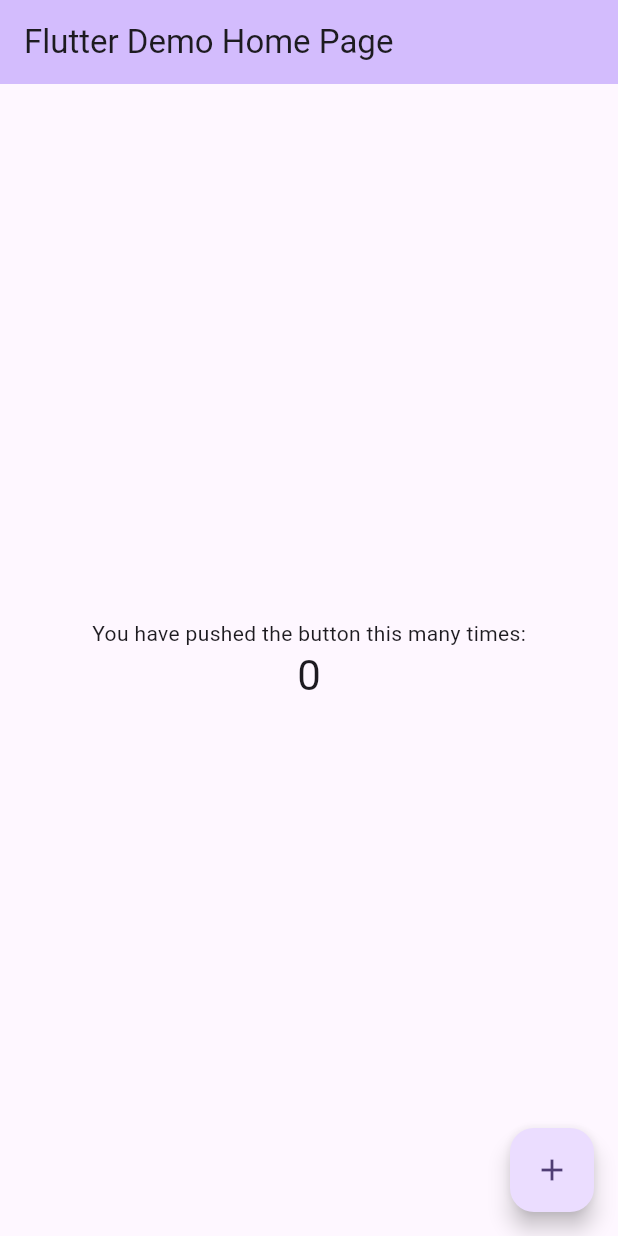
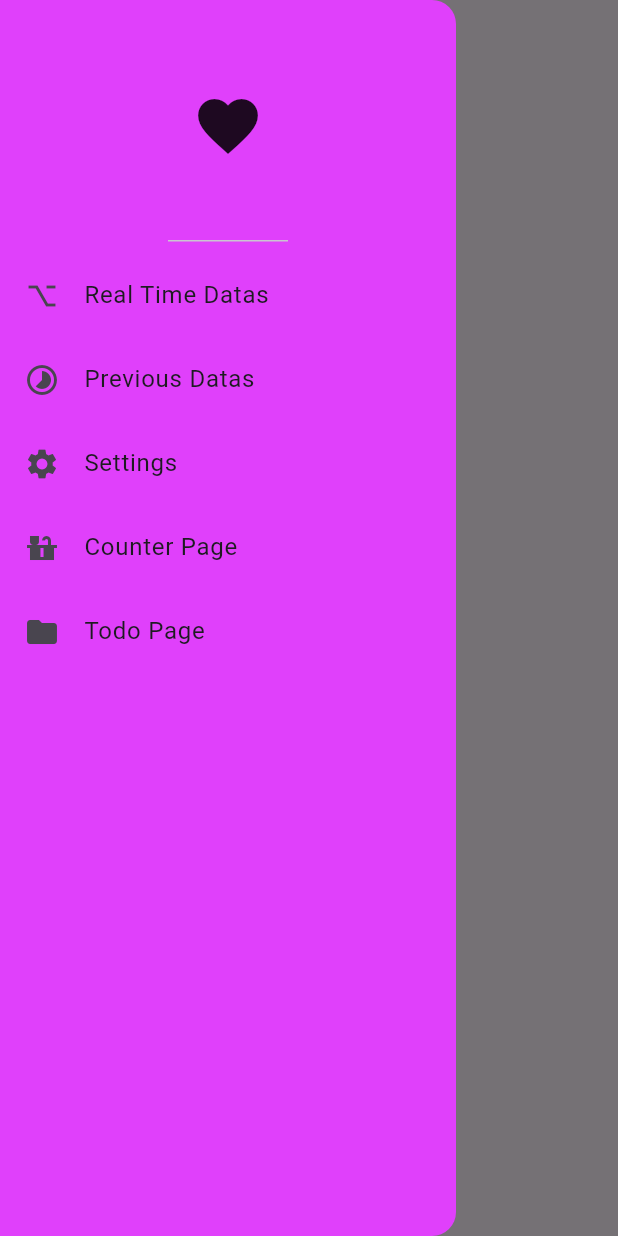
Before and after one commit to EnesMalik02/esp8266_flutter_ui_connection, a Flutter app: the screen it shows after launch, with the side drawer open (before the commit the screen has no drawer), on a phone screen of 412 x 824 dp. Run offline on Flutter 3.47's test engine with Material 3 defaults, Android fonts, the phone set to English and light mode, and no system bars.

Commit message:
what i learned today

```diff
--- a/lib/main.dart
+++ b/lib/main.dart
@@ -1,125 +1,133 @@
+// ignore_for_file: prefer_const_constructors, prefer_const_literals_to_create_immutables, must_be_immutable
+
 import 'package:flutter/material.dart';
+import 'package:teknofest/pages/counter_page.dart';
+import 'package:teknofest/pages/first_page.dart';
+import 'package:teknofest/pages/real_time_data_page.dart';
+import 'package:teknofest/pages/settings_page.dart';
+import 'package:teknofest/pages/todo_page.dart';
+
+
 
 void main() {
-  runApp(const MyApp());
+  runApp(MyApp());
 }
 
 class MyApp extends StatelessWidget {
-  const MyApp({super.key});
+   MyApp({super.key});
 
-  // This widget is the root of your application.
+  List actions = ["Current Datas", "Previous Datas","Other"];
+
   @override
   Widget build(BuildContext context) {
     return MaterialApp(
-      title: 'OmerTest Branch',
-      theme: ThemeData(
-        // This is the theme of your application.
-        //
-        // TRY THIS: Try running your application with "flutter run". You'll see
-        // the application has a purple toolbar. Then, without quitting the app,
-        // try changing the seedColor in the colorScheme below to Colors.green
-        // and then invoke "hot reload" (save your changes or press the "hot
-        // reload" button in a Flutter-supported IDE, or press "r" if you used
-        // the command line to start the app).
-        //
-        // Notice that the counter didn't reset back to zero; the application
-        // state is not lost during the reload. To reset the state, use hot
-        // restart instead.
-        //
-        // This works for code too, not just values: Most code changes can be
-        // tested with just a hot reload.
-        colorScheme: ColorScheme.fromSeed(seedColor: Colors.deepPurple),
-        useMaterial3: true,
-      ),
-      home: const MyHomePage(title: 'Flutter Demo Home Page'),
+      debugShowCheckedModeBanner: false,
+      home: FirstPage(),
+      routes: {
+        '/firstpage' :(context) => FirstPage(),
+        '/realtimedatapage' :(context) => RealTimeDataPage(),
+        '/settingspage':(context) => SettingsPage(),
+        '/counterpage':(context) => CounterPage(),
+        '/todopage':(context) => ToDoPage(),
+      } ,
     );
+
   }
 }
+//         backgroundColor: Colors.grey[400],
+//         appBar: AppBar(
+//           title:Text("İpekYolu"),
+//           backgroundColor: Colors.blueGrey,
+//           //elevation: 0,
+//           leading: IconButton(onPressed: (){},icon: Icon(Icons.menu)),
+//           actions: [
+//             IconButton(onPressed: () {}, icon: Icon(Icons.logout))
+//           ],
+//         ) ,
+//          body: Center(
+//           child: GestureDetector(
+//             onTap: () {
+//               // do something, user tapped the container
+//               print("A");
+//             },
+//           child: Container(
+//             height: 200,
+//             width: 200,
+//             color: Colors.deepPurple,
+//             child: Center(child: Text("Tap!")),
 
-class MyHomePage extends StatefulWidget {
-  const MyHomePage({super.key, required this.title});
+//           ),
+//           ),
+//          ),
+//         //Stack(
+//         //   alignment: Alignment.center,
+//         //   children: [
+//         //     // big box
+//         //     Container(
+//         //       height: 300,
+//         //       width: 300,
+//         //       color: Colors.deepPurple,
+//         //     ),
 
-  // This widget is the home page of your application. It is stateful, meaning
-  // that it has a State object (defined below) that contains fields that affect
-  // how it looks.
+//         //     // medium box
+//         //      Container(
+//         //       height: 200,
+//         //       width: 200,
+//         //       color: Colors.deepPurple[400],
+//         //     ),
 
-  // This class is the configuration for the state. It holds the values (in this
-  // case the title) provided by the parent (in this case the App widget) and
-  // used by the build method of the State. Fields in a Widget subclass are
-  // always marked "final".
+//         //     // small box
+//         //      Container(
+//         //       height: 100,
+//         //       width: 100,
+//         //       color: Colors.deepPurple[200],
+//         //     ),
+//         //   ],
+//         // ),
 
-  final String title;
 
-  @override
-  State<MyHomePage> createState() => _MyHomePageState();
-}
 
-class _MyHomePageState extends State<MyHomePage> {
-  int _counter = 0;
+//         // Search the gridView
+//         /*ListView.builder(
+//           itemCount: actions.length,
+//           itemBuilder: (context, index) => ListTile(
+//             title: Text(actions[index]),
+//           ),
 
-  void _incrementCounter() {
-    setState(() {
-      // This call to setState tells the Flutter framework that something has
-      // changed in this State, which causes it to rerun the build method below
-      // so that the display can reflect the updated values. If we changed
-      // _counter without calling setState(), then the build method would not be
-      // called again, and so nothing would appear to happen.
-      _counter++;
-    });
-  }
 
-  @override
-  Widget build(BuildContext context) {
-    // This method is rerun every time setState is called, for instance as done
-    // by the _incrementCounter method above.
-    //
-    // The Flutter framework has been optimized to make rerunning build methods
-    // fast, so that you can just rebuild anything that needs updating rather
-    // than having to individually change instances of widgets.
-    return Scaffold(
-      appBar: AppBar(
-        // TRY THIS: Try changing the color here to a specific color (to
-        // Colors.amber, perhaps?) and trigger a hot reload to see the AppBar
-        // change color while the other colors stay the same.
-        backgroundColor: Theme.of(context).colorScheme.inversePrimary,
-        // Here we take the value from the MyHomePage object that was created by
-        // the App.build method, and use it to set our appbar title.
-        title: Text(widget.title),
-      ),
-      body: Center(
-        // Center is a layout widget. It takes a single child and positions it
-        // in the middle of the parent.
-        child: Column(
-          // Column is also a layout widget. It takes a list of children and
-          // arranges them vertically. By default, it sizes itself to fit its
-          // children horizontally, and tries to be as tall as its parent.
-          //
-          // Column has various properties to control how it sizes itself and
-          // how it positions its children. Here we use mainAxisAlignment to
-          // center the children vertically; the main axis here is the vertical
-          // axis because Columns are vertical (the cross axis would be
-          // horizontal).
-          //
-          // TRY THIS: Invoke "debug painting" (choose the "Toggle Debug Paint"
-          // action in the IDE, or press "p" in the console), to see the
-          // wireframe for each widget.
-          mainAxisAlignment: MainAxisAlignment.center,
-          children: <Widget>[
-            const Text(
-              'You have pushed the button this many times:',
-            ),
-            Text(
-              '$_counter',
-              style: Theme.of(context).textTheme.headlineMedium,
-            ),
-          ],
-        ),
-      ),
-      floatingActionButton: FloatingActionButton(
-        onPressed: _incrementCounter,
-        tooltip: 'Increment',
-        child: const Icon(Icons.add),
-      ), // This trailing comma makes auto-formatting nicer for build methods.
-    );
-  }
-}
+//           /*scrollDirection: Axis.vertical,
+
+//           //mainAxisAlignment: MainAxisAlignment.center, --> this for the positioning the column
+//           //crossAxisAlignment: CrossAxisAlignment.start, this is also for the positioning the columns
+//           children: [
+//             /*Expanded(
+//               flex: 2,
+//               child: Container(
+//               //height: 200,        --> expanded Container
+//               //width: 200,
+//               color: Colors.deepPurple[100],
+//               ),
+//             ),*/
+
+//               Container(
+//               height: 550,
+//               width: 200,
+//               color: Colors.deepPurple[200],
+//               ),
+
+//                //-> with that we can let the widgets exist to rest of the screen
+//                         // if we delete all the widths and height for each container and if we put them into expanded they will cover whole screen in their location
+//                 Container(
+//               height: 550,
+//               width: 200,
+//               color: Colors.deepPurple[300],
+//               ),
+
+
+
+//       ],*/
+//       ),*/
+//       ),
+//     );
+//   }
+// }
--- /dev/null
+++ b/lib/pages/first_page.dart
@@ -0,0 +1,84 @@
+// ignore_for_file: prefer_const_constructors, prefer_const_literals_to_create_immutables, unused_import
+
+import 'package:flutter/material.dart';
+import 'package:teknofest/pages/first_page.dart';
+import 'package:teknofest/pages/real_time_data_page.dart';
+import 'package:teknofest/pages/settings_page.dart';
+import 'package:teknofest/pages/counter_page.dart';
+import 'package:teknofest/pages/todo_page.dart';
+
+class FirstPage extends StatelessWidget {
+  const FirstPage({super.key});
+
+  @override
+  Widget build(BuildContext context) {
+    return  Scaffold(
+      appBar: AppBar(title: Text("First Page")),
+      drawer: Drawer(
+        backgroundColor: Colors.purpleAccent,
+        child : Column (
+          children: [
+            DrawerHeader(
+              child: Icon(
+                Icons.favorite,
+                size:48,
+              ),
+              ),
+
+              ListTile(
+                leading: Icon(Icons.keyboard_option_key_outlined),
+                title: Text("Real Time Datas"),
+                onTap:(){
+                  //pop the drawer first
+                  Navigator.pop(context);
+                  // go to home page
+                  Navigator.pushNamed(context, '/realtimedatapage');
+                }
+              ),
+              ListTile(
+                leading: Icon(Icons.timelapse),
+                title: Text("Previous Datas"),
+                onTap:(){
+
+
+                }
+              ),
+              ListTile(
+                leading: Icon(Icons.settings),
+                title: Text("Settings"),
+                onTap: (){
+                  Navigator.pop(context);
+                  Navigator.pushNamed(context, '/settingspage');
+                }
+              ),
+               ListTile(
+                leading: Icon(Icons.countertops),
+                title: Text("Counter Page"),
+                onTap:(){
+                  //pop the drawer first
+                  Navigator.pop(context);
+                  // go to home page
+                  Navigator.pushNamed(context, '/counterpage');
+                }
+              ),
+              ListTile(
+                leading: Icon(Icons.folder),
+                title: Text("Todo Page"),
+                onTap:(){
+                  Navigator.pop(context);
+                  Navigator.pushNamed(context, '/todopage');
+
+
+                }
+              ),
+
+          ],
+        )
+      ),
+      body: Center(
+
+
+      ),
+    );
+  }
+}
```
Also changed, not shown: lib/pages/counter_page.dart (added, +49 -0 lines), lib/pages/previous_data_page.dart (added, +10 -0 lines), lib/pages/real_time_data_page.dart (added, +14 -0 lines), lib/pages/settings_page.dart (added, +14 -0 lines), lib/pages/todo_page.dart (added, +49 -0 lines).
